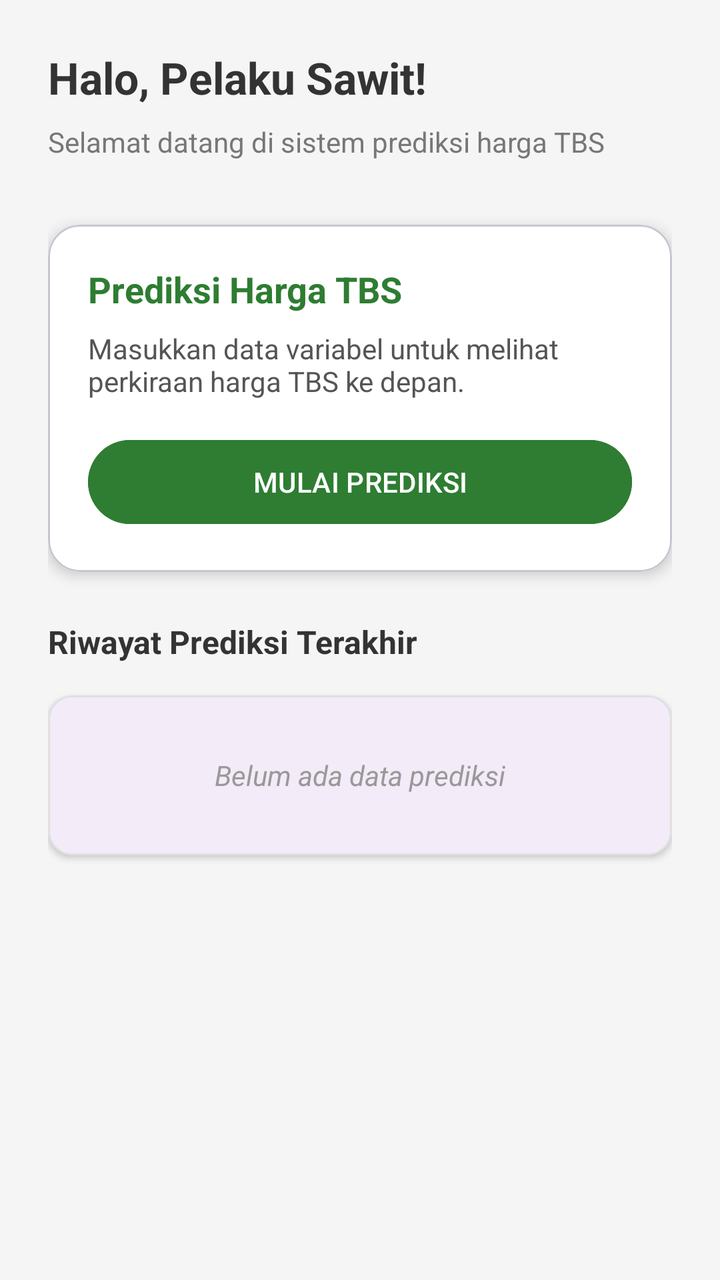
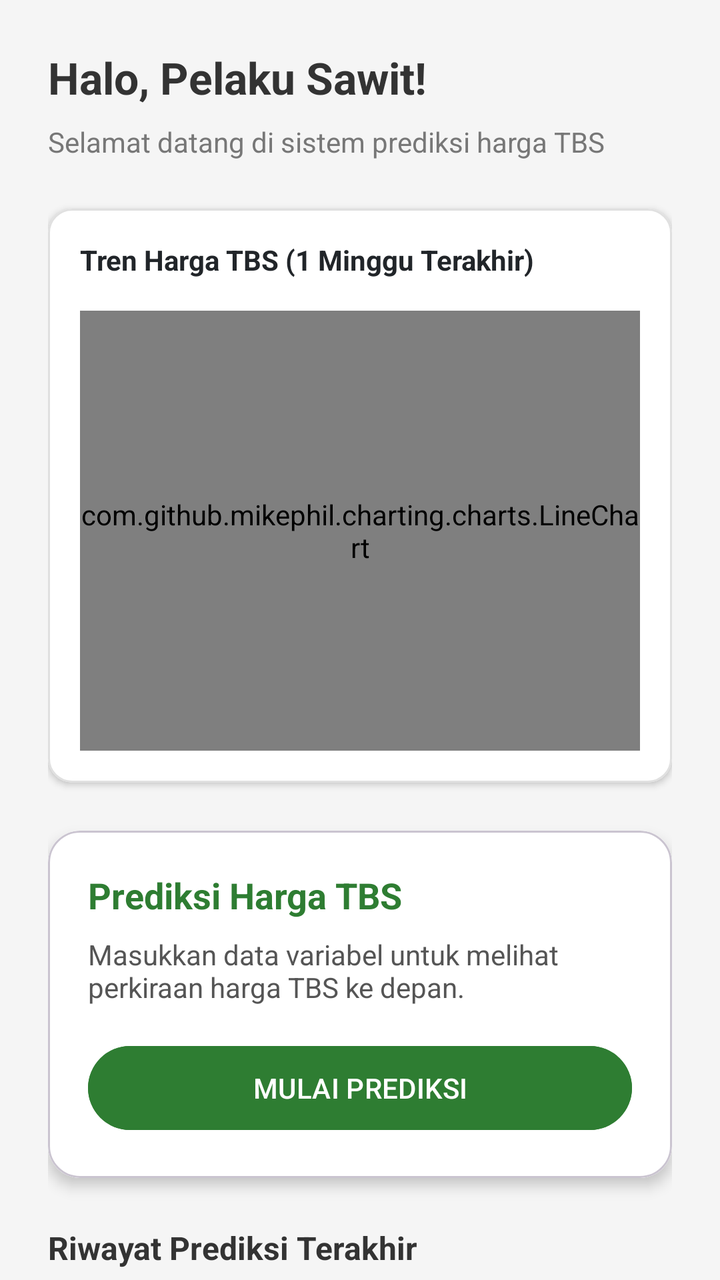

Compare the two renders of this Android layout. The source of the first and the diff that turns it into the second are given below.
<!-- AndroidManifest.xml: application theme Theme.PrediksiHargaTBS -->
<!-- res/layout/fragment_dashboard.xml -->
<?xml version="1.0" encoding="utf-8"?>
<LinearLayout xmlns:android="http://schemas.android.com/apk/res/android"
    xmlns:app="http://schemas.android.com/apk/res-auto"
    android:layout_width="match_parent"
    android:layout_height="match_parent"
    android:orientation="vertical"
    android:background="#F5F5F5"
    android:padding="24dp">

    <TextView
        android:id="@+id/tvWelcomeName"
        android:layout_width="wrap_content"
        android:layout_height="wrap_content"
        android:text="Halo, Pelaku Sawit!"
        android:textColor="#333333"
        android:textSize="22sp"
        android:textStyle="bold"
        android:layout_marginBottom="8dp"/>

    <TextView
        android:layout_width="wrap_content"
        android:layout_height="wrap_content"
        android:text="Selamat datang di sistem prediksi harga TBS"
        android:textColor="#777777"
        android:textSize="14sp"
        android:layout_marginBottom="32dp"/>

    <com.google.android.material.card.MaterialCardView
        android:layout_width="match_parent"
        android:layout_height="wrap_content"
        app:cardCornerRadius="16dp"
        app:cardElevation="4dp"
        android:layout_marginBottom="24dp">

        <LinearLayout
            android:layout_width="match_parent"
            android:layout_height="wrap_content"
            android:orientation="vertical"
            android:padding="20dp"
            android:background="@android:color/white">

            <TextView
                android:layout_width="wrap_content"
                android:layout_height="wrap_content"
                android:text="Prediksi Harga TBS"
                android:textColor="#2E7D32"
                android:textSize="18sp"
                android:textStyle="bold"
                android:layout_marginBottom="8dp"/>

            <TextView
                android:layout_width="wrap_content"
                android:layout_height="wrap_content"
                android:text="Masukkan data variabel untuk melihat perkiraan harga TBS ke depan."
                android:textColor="#555555"
                android:textSize="14sp"
                android:layout_marginBottom="16dp"/>

            <Button
                android:id="@+id/btnGoToPrediksi"
                android:layout_width="match_parent"
                android:layout_height="50dp"
                android:text="MULAI PREDIKSI"
                android:backgroundTint="#2E7D32"
                android:textColor="@android:color/white"/>
        </LinearLayout>
    </com.google.android.material.card.MaterialCardView>

    <TextView
        android:layout_width="wrap_content"
        android:layout_height="wrap_content"
        android:text="Riwayat Prediksi Terakhir"
        android:textColor="#333333"
        android:textSize="16sp"
        android:textStyle="bold"
        android:layout_marginBottom="16dp"/>

    <com.google.android.material.card.MaterialCardView
        android:layout_width="match_parent"
        android:layout_height="80dp"
        app:cardCornerRadius="12dp"
        app:cardElevation="2dp"
        app:strokeWidth="1dp"
        app:strokeColor="#E0E0E0">

        <TextView
            android:layout_width="wrap_content"
            android:layout_height="wrap_content"
            android:layout_gravity="center"
            android:text="Belum ada data prediksi"
            android:textColor="#999999"
            android:textStyle="italic"/>
    </com.google.android.material.card.MaterialCardView>

</LinearLayout>
<!-- resources referenced by this layout -->
<resources>
  <style name="Theme.PrediksiHargaTBS" parent="Base.Theme.PrediksiHargaTBS" />
  <style name="Base.Theme.PrediksiHargaTBS" parent="Theme.Material3.DayNight.NoActionBar">
          
          <item name="android:statusBarColor">#2E7D32</item>
      </style>
</resources>

<!-- the commit's change to res/layout/fragment_dashboard.xml (unified diff, before → after) -->
@@ -1,95 +1,139 @@
 <?xml version="1.0" encoding="utf-8"?>
-<LinearLayout xmlns:android="http://schemas.android.com/apk/res/android"
+<androidx.core.widget.NestedScrollView xmlns:android="http://schemas.android.com/apk/res/android"
     xmlns:app="http://schemas.android.com/apk/res-auto"
     android:layout_width="match_parent"
     android:layout_height="match_parent"
-    android:orientation="vertical"
     android:background="#F5F5F5"
-    android:padding="24dp">
+    android:fillViewport="true">
 
-    <TextView
-        android:id="@+id/tvWelcomeName"
-        android:layout_width="wrap_content"
-        android:layout_height="wrap_content"
-        android:text="Halo, Pelaku Sawit!"
-        android:textColor="#333333"
-        android:textSize="22sp"
-        android:textStyle="bold"
-        android:layout_marginBottom="8dp"/>
-
-    <TextView
-        android:layout_width="wrap_content"
-        android:layout_height="wrap_content"
-        android:text="Selamat datang di sistem prediksi harga TBS"
-        android:textColor="#777777"
-        android:textSize="14sp"
-        android:layout_marginBottom="32dp"/>
-
-    <com.google.android.material.card.MaterialCardView
+    <LinearLayout
         android:layout_width="match_parent"
         android:layout_height="wrap_content"
-        app:cardCornerRadius="16dp"
-        app:cardElevation="4dp"
-        android:layout_marginBottom="24dp">
+        android:orientation="vertical"
+        android:padding="24dp">
 
-        <LinearLayout
+        
+        <TextView
+            android:id="@+id/tvWelcomeName"
+            android:layout_width="wrap_content"
+            android:layout_height="wrap_content"
+            android:text="Halo, Pelaku Sawit!"
+            android:textColor="#333333"
+            android:textSize="22sp"
+            android:textStyle="bold"
+            android:layout_marginBottom="8dp"/>
+
+        <TextView
+            android:layout_width="wrap_content"
+            android:layout_height="wrap_content"
+            android:text="Selamat datang di sistem prediksi harga TBS"
+            android:textColor="#777777"
+            android:textSize="14sp"
+            android:layout_marginBottom="24dp"/>
+
+        
+        <com.google.android.material.card.MaterialCardView
             android:layout_width="match_parent"
             android:layout_height="wrap_content"
-            android:orientation="vertical"
-            android:padding="20dp"
-            android:background="@android:color/white">
+            app:cardCornerRadius="12dp"
+            app:cardElevation="2dp"
+            app:strokeWidth="1dp"
+            app:strokeColor="#E0E0E0"
+            app:cardBackgroundColor="#FFFFFF"
+            android:layout_marginBottom="24dp">
+
+            <LinearLayout
+                android:layout_width="match_parent"
+                android:layout_height="wrap_content"
+                android:orientation="vertical"
+                android:padding="16dp">
+
+                <TextView
+                    android:layout_width="wrap_content"
+                    android:layout_height="wrap_content"
+                    android:text="Tren Harga TBS (1 Minggu Terakhir)"
+                    android:textSize="14sp"
+                    android:textStyle="bold"
+                    android:textColor="#212529"
+                    android:layout_marginBottom="16dp" />
+
+                
+                <com.github.mikephil.charting.charts.LineChart
+                    android:id="@+id/lineChartTBS"
+                    android:layout_width="match_parent"
+                    android:layout_height="220dp" />
+
+            </LinearLayout>
+        </com.google.android.material.card.MaterialCardView>
+
+        
+        <com.google.android.material.card.MaterialCardView
+            android:layout_width="match_parent"
+            android:layout_height="wrap_content"
+            app:cardCornerRadius="16dp"
+            app:cardElevation="4dp"
+            android:layout_marginBottom="24dp">
+
+            <LinearLayout
+                android:layout_width="match_parent"
+                android:layout_height="wrap_content"
+                android:orientation="vertical"
+                android:padding="20dp"
+                android:background="@android:color/white">
+
+                <TextView
+                    android:layout_width="wrap_content"
+                    android:layout_height="wrap_content"
+                    android:text="Prediksi Harga TBS"
+                    android:textColor="#2E7D32"
+                    android:textSize="18sp"
+                    android:textStyle="bold"
+                    android:layout_marginBottom="8dp"/>
+
+                <TextView
+                    android:layout_width="wrap_content"
+                    android:layout_height="wrap_content"
+                    android:text="Masukkan data variabel untuk melihat perkiraan harga TBS ke depan."
+                    android:textColor="#555555"
+                    android:textSize="14sp"
+                    android:layout_marginBottom="16dp"/>
+
+                <Button
+                    android:id="@+id/btnGoToPrediksi"
+                    android:layout_width="match_parent"
+                    android:layout_height="50dp"
+                    android:text="MULAI PREDIKSI"
+                    android:backgroundTint="#2E7D32"
+                    android:textColor="@android:color/white"/>
+            </LinearLayout>
+        </com.google.android.material.card.MaterialCardView>
+
+        
+        <TextView
+            android:layout_width="wrap_content"
+            android:layout_height="wrap_content"
+            android:text="Riwayat Prediksi Terakhir"
+            android:textColor="#333333"
+            android:textSize="16sp"
+            android:textStyle="bold"
+            android:layout_marginBottom="16dp"/>
+
+        <com.google.android.material.card.MaterialCardView
+            android:layout_width="match_parent"
+            android:layout_height="80dp"
+            app:cardCornerRadius="12dp"
+            app:cardElevation="2dp"
+            app:strokeWidth="1dp"
+            app:strokeColor="#E0E0E0">
 
             <TextView
                 android:layout_width="wrap_content"
                 android:layout_height="wrap_content"
-                android:text="Prediksi Harga TBS"
-                android:textColor="#2E7D32"
-                android:textSize="18sp"
-                android:textStyle="bold"
-                android:layout_marginBottom="8dp"/>
+                android:layout_gravity="center"
+                android:text="Belum ada data prediksi"
+                android:textColor="#999999"
+                android:textStyle="italic"/>
+        </com.google.android.material.card.MaterialCardView>
 
-            <TextView
-                android:layout_width="wrap_content"
-                android:layout_height="wrap_content"
-                android:text="Masukkan data variabel untuk melihat perkiraan harga TBS ke depan."
-                android:textColor="#555555"
-                android:textSize="14sp"
-                android:layout_marginBottom="16dp"/>
-
-            <Button
-                android:id="@+id/btnGoToPrediksi"
-                android:layout_width="match_parent"
-                android:layout_height="50dp"
-                android:text="MULAI PREDIKSI"
-                android:backgroundTint="#2E7D32"
-                android:textColor="@android:color/white"/>
-        </LinearLayout>
-    </com.google.android.material.card.MaterialCardView>
-
-    <TextView
-        android:layout_width="wrap_content"
-        android:layout_height="wrap_content"
-        android:text="Riwayat Prediksi Terakhir"
-        android:textColor="#333333"
-        android:textSize="16sp"
-        android:textStyle="bold"
-        android:layout_marginBottom="16dp"/>
-
-    <com.google.android.material.card.MaterialCardView
-        android:layout_width="match_parent"
-        android:layout_height="80dp"
-        app:cardCornerRadius="12dp"
-        app:cardElevation="2dp"
-        app:strokeWidth="1dp"
-        app:strokeColor="#E0E0E0">
-
-        <TextView
-            android:layout_width="wrap_content"
-            android:layout_height="wrap_content"
-            android:layout_gravity="center"
-            android:text="Belum ada data prediksi"
-            android:textColor="#999999"
-            android:textStyle="italic"/>
-    </com.google.android.material.card.MaterialCardView>
-
-</LinearLayout>
+    </LinearLayout>
+</androidx.core.widget.NestedScrollView>
